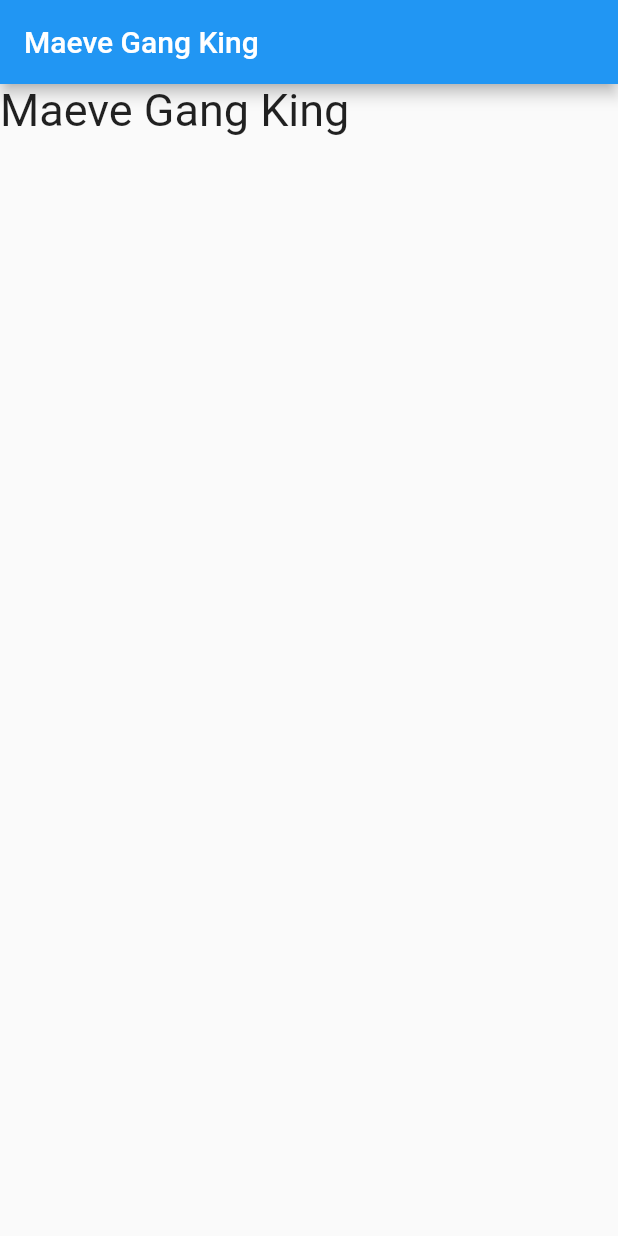
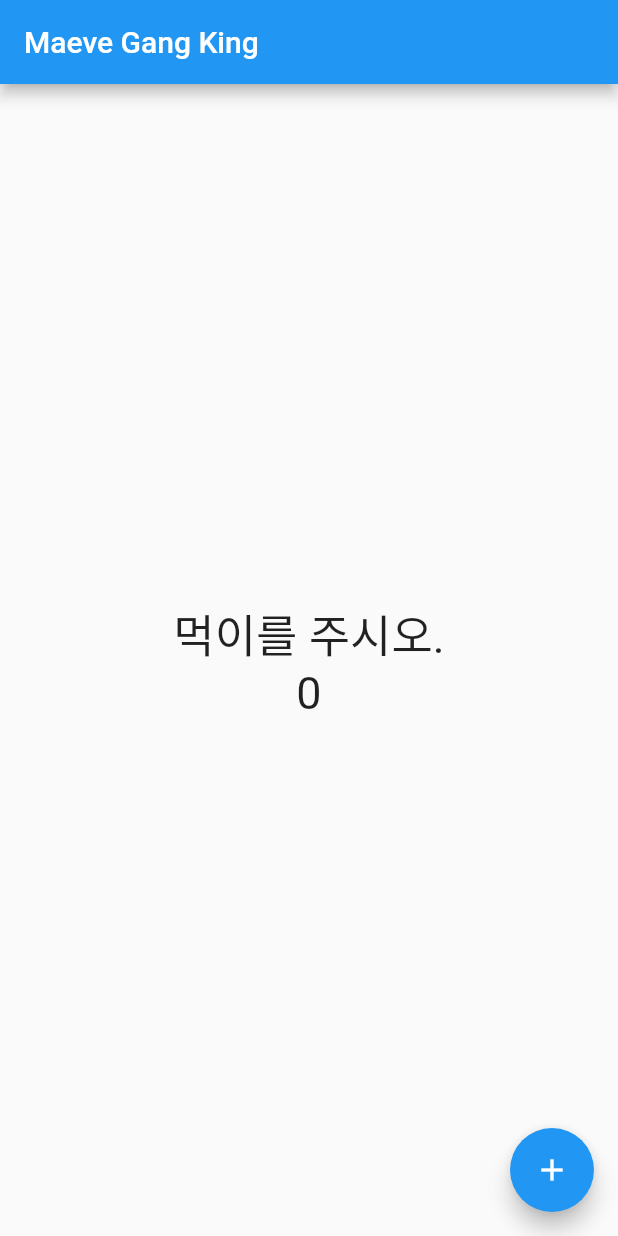
Before and after one commit to accidentlywoo/HelloFlutter, a Flutter app: the screen it shows after launch, on a phone screen of 412 x 824 dp. Run offline on Flutter 3.47's test engine with Material 2 defaults, Android fonts, the phone set to English and light mode, and no system bars.

Commit message:
feat : statefulWidget으로 상태 변경하는 메서지 표현하기

```diff
--- a/flutter_basic/lib/main.dart
+++ b/flutter_basic/lib/main.dart
@@ -13,12 +13,12 @@ class MyApp extends StatelessWidget {
         theme: ThemeData(
           primarySwatch: Colors.blue,
         ),
-        home: HelloPage('Maeve Gang King')
-    );
+        home: HelloPage('Maeve Gang King'));
   }
 }
 
-class HelloPage extends StatefulWidget { // Statefull 상태 변경 가능
+class HelloPage extends StatefulWidget {
+  // Statefull 상태 변경 가능
   final String title;
 
   HelloPage(this.title);
@@ -28,12 +28,35 @@ class HelloPage extends StatefulWidget { // Statefull 상태 변경 가능
 }
 
 class _HelloPageState extends State<HelloPage> {
+  String _message = '먹이를 주시오.';
+  int _counter = 0;
+
   @override
   Widget build(BuildContext context) {
     return Scaffold(
+        floatingActionButton: FloatingActionButton(
+          child: Icon(Icons.add),
+          onPressed: _changeMessage,
+        ),
         appBar: AppBar(
           title: Text(widget.title),
         ),
-        body: Text(widget.title, style: TextStyle(fontSize: 30)));
+        body: Center(
+            child: Column(
+              mainAxisAlignment: MainAxisAlignment.center,
+              children: <Widget>[
+                // Text(widget.title, style: TextStyle(fontSize: 30)),
+                Text(_message, style: TextStyle(fontSize: 30)),
+                Text('$_counter', style: TextStyle(fontSize: 30))
+              ],
+            )
+
+        ));
+  }
+
+  void _changeMessage() {
+    setState(() {
+      _counter++;
+    });
   }
 }
```
